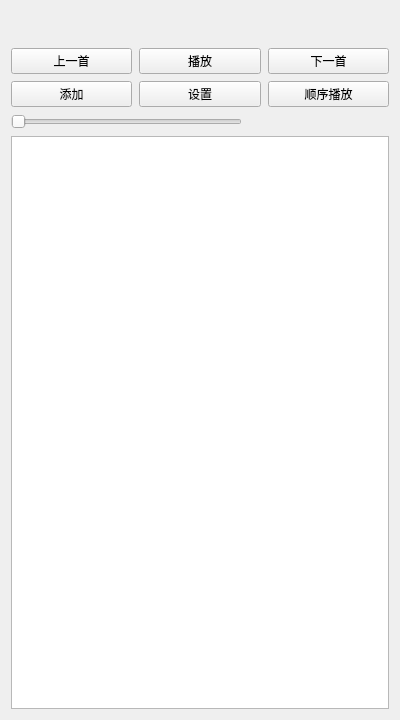
First picture: the form in mainpage.ui, repository zuozl1992/FQFPlayer, before the edit.
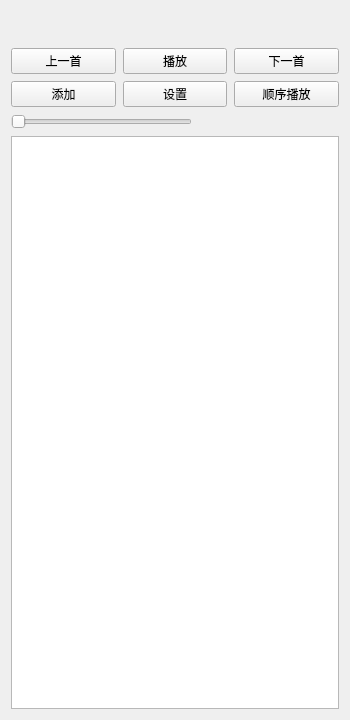
Second picture: the form after the edit. Custom widgets are drawn as their Qt base class.

Diff of the .ui file:
```diff
--- a/mainpage.ui
+++ b/mainpage.ui
@@ -6,7 +6,7 @@
    <rect>
     <x>0</x>
     <y>0</y>
-    <width>400</width>
+    <width>350</width>
     <height>720</height>
    </rect>
   </property>
```
